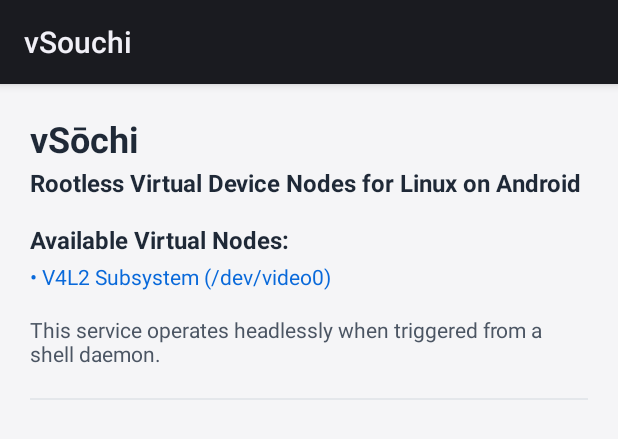
After one commit to lumaparallax/vsouchi, an Android app: the layout activity_main.xml on its own in the app's theme, with its tools: preview values and no code run, on a phone screen of 412 x 824 dp. The commit adds this screen. Shown: the top 439 px of the screen. Run offline under Robolectric (Android 15) with nearby library versions, the phone set to English and light mode, and no system bars.

Commit message:
feat(app): add simple UI on manual launch

```diff
--- /dev/null
+++ b/app/src/debug/res/values/strings.xml
@@ -0,0 +1,4 @@
+<resources>
+    <string name="app_name">vSouchi Debug</string>
+    <string name="ui_title">vSōchi Debug</string>
+</resources>
--- a/app/src/main/java/io/github/lumaparallax/vsouchi/ForegroundService.java
+++ b/app/src/main/java/io/github/lumaparallax/vsouchi/ForegroundService.java
@@ -36,15 +36,14 @@ public class ForegroundService extends Service {
                 "vSouchi IPC Service",
                 NotificationManager.IMPORTANCE_LOW
         );
-        channel.setDescription("Maintains background V4L2 device streaming and IPC routing");
 
         NotificationManager manager = getSystemService(NotificationManager.class);
         if (manager != null) manager.createNotificationChannel(channel);
 
         int badgeColor = ContextCompat.getColor(this, R.color.notification_background);
         Notification notification = new Notification.Builder(this, CHANNEL_ID)
-                .setContentTitle("vSouchi Active")
-                .setContentText("V4L2 virtualization pipeline running")
+                .setContentTitle("vSouchi")
+                .setContentText("Rootless Virtual V4L2 Node")
                 .setSmallIcon(R.drawable.ic_notification)
                 .setColor(badgeColor)
                 .setOngoing(true)
--- a/app/src/main/java/io/github/lumaparallax/vsouchi/MainActivity.java
+++ b/app/src/main/java/io/github/lumaparallax/vsouchi/MainActivity.java
@@ -11,7 +11,6 @@ import android.os.Build;
 import android.os.Bundle;
 import android.os.IBinder;
 import android.os.ParcelFileDescriptor;
-import android.widget.TextView;
 import android.widget.Toast;
 
 import java.io.IOException;
@@ -45,9 +44,9 @@ public class MainActivity extends Activity implements PermissionsHelper.Permissi
 
             if (b != null) {
                 IBinder binder = b.getBinder("ipc_binder");
-                if (binder instanceof NativeBridge.BridgeBinder) {
-                    NativeBridge.BridgeBinder bridgeBinder = (NativeBridge.BridgeBinder) binder;
+                if (binder != null) {
                     try {
+                        IBridgeBinder bridgeBinder = IBridgeBinder.Stub.asInterface(binder);
                         ParcelFileDescriptor pfd = bridgeBinder.socketPairFD();
 
                         if (pfd != null) {
@@ -64,7 +63,7 @@ public class MainActivity extends Activity implements PermissionsHelper.Permissi
                             pendingServiceIntent = new Intent(this, ForegroundService.class);
                             pendingServiceIntent.putExtra("socket_fd", apkSocketFd);
 
-                            PermissionsHelper.checkAndRequestPermissions(this, this);
+                            PermissionsHelper.checkAndRequest(this, this);
                             return;
                         }
                     } catch (Exception e) {
@@ -76,10 +75,13 @@ public class MainActivity extends Activity implements PermissionsHelper.Permissi
             finishAndRemoveTask();
         } else {
             isDaemonLaunch = false;
-            TextView tv = new TextView(this);
-            tv.setText("vSouchi IPC Framework\nLaunch via shell environment.");
-            setContentView(tv);
+            setContentView(R.layout.activity_main);
         }
+    }
+
+    @Override
+    public void onRequestPermissionsResult(int requestCode, String[] permissions, int[] grantResults) {
+        PermissionsHelper.handleResult(requestCode, grantResults, this);
     }
 
     @Override
--- /dev/null
+++ b/app/src/main/res/layout/activity_main.xml
@@ -0,0 +1,64 @@
+<?xml version="1.0" encoding="utf-8"?>
+<ScrollView xmlns:android="http://schemas.android.com/apk/res/android"
+    android:layout_width="match_parent"
+    android:layout_height="match_parent"
+    android:fillViewport="true"
+    android:background="@color/ui_bg">
+
+    <LinearLayout
+        android:layout_width="match_parent"
+        android:layout_height="wrap_content"
+        android:orientation="vertical"
+        android:padding="20dp">
+
+        <TextView
+            android:layout_width="wrap_content"
+            android:layout_height="wrap_content"
+            android:text="@string/ui_title"
+            android:textSize="24sp"
+            android:textStyle="bold"
+            android:textColor="@color/ui_text_primary" />
+
+        <TextView
+            android:layout_width="wrap_content"
+            android:layout_height="wrap_content"
+            android:text="Rootless Virtual Device Nodes for Linux on Android"
+            android:textSize="16sp"
+            android:textStyle="bold"
+            android:textColor="@color/ui_text_primary"
+            android:paddingTop="2dp"
+            android:paddingBottom="16dp" />
+
+        <TextView
+            android:layout_width="wrap_content"
+            android:layout_height="wrap_content"
+            android:text="Available Virtual Nodes:"
+            android:textSize="16sp"
+            android:textStyle="bold"
+            android:textColor="@color/ui_text_primary" />
+
+        <TextView
+            android:layout_width="wrap_content"
+            android:layout_height="wrap_content"
+            android:text="• V4L2 Subsystem (/dev/video0)"
+            android:textSize="14sp"
+            android:textColor="@color/ui_accent"
+            android:paddingTop="4dp"
+            android:paddingBottom="16dp" />
+
+        <TextView
+            android:layout_width="match_parent"
+            android:layout_height="wrap_content"
+            android:text="This service operates headlessly when triggered from a shell daemon."
+            android:textSize="14sp"
+            android:textColor="@color/ui_text_secondary" />
+
+        <View
+            android:layout_width="match_parent"
+            android:layout_height="1dp"
+            android:background="@color/ui_card"
+            android:layout_marginTop="20dp"
+            android:layout_marginBottom="16dp" />
+
+    </LinearLayout>
+</ScrollView>
--- /dev/null
+++ b/app/src/main/res/values-night/colors.xml
@@ -0,0 +1,11 @@
+<?xml version="1.0" encoding="utf-8"?>
+<resources>
+    <color name="ic_launcher_background">#1A1B26</color>
+    <color name="notification_background">#C0CAF5</color>
+
+    <color name="ui_bg">#121212</color>
+    <color name="ui_card">#1E1E1E</color>
+    <color name="ui_text_primary">#FFFFFF</color>
+    <color name="ui_text_secondary">#B0B0B0</color>
+    <color name="ui_accent">#81A1C1</color>
+</resources>
--- a/app/src/main/res/values/colors.xml
+++ b/app/src/main/res/values/colors.xml
@@ -2,4 +2,10 @@
 <resources>
     <color name="ic_launcher_background">#1A1B26</color>
     <color name="notification_background">#C0CAF5</color>
+
+    <color name="ui_bg">#F5F5F7</color>
+    <color name="ui_card">#E4E7EB</color>
+    <color name="ui_text_primary">#1F2937</color>
+    <color name="ui_text_secondary">#4B5563</color>
+    <color name="ui_accent">#0969DA</color>
 </resources>
--- a/app/src/main/res/values/strings.xml
+++ b/app/src/main/res/values/strings.xml
@@ -1,3 +1,4 @@
 <resources>
     <string name="app_name">vSouchi</string>
+    <string name="ui_title">vSōchi</string>
 </resources>
```
